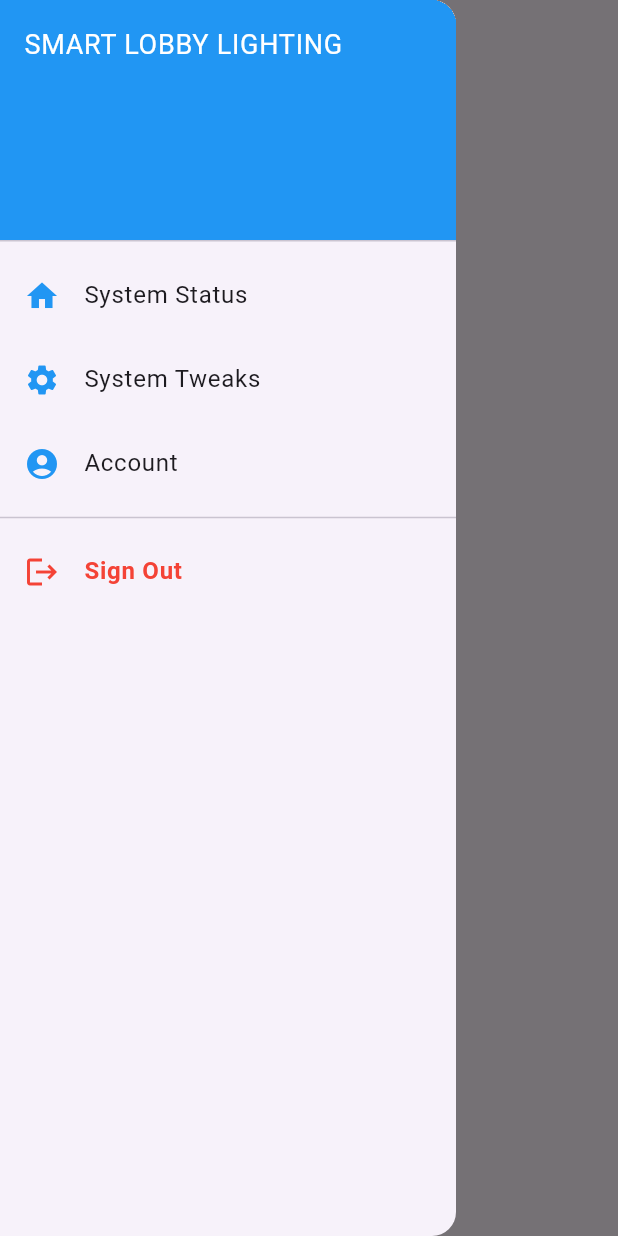
After one commit to ezzzep/SMART-LOBBY-LIGHTING, a Flutter app: the SystemTweaks screen opened directly, after a tap on the "menu" icon, on a phone screen of 412 x 824 dp. The commit adds this screen. Run offline on Flutter 3.47's test engine with Material 3 defaults, Android fonts, the light colour scheme and no system bars; our stand-ins replace firebase_auth, firebase_core, fluttertoast, google_fonts, lite_rolling_switch; accounts and stored records are empty; network calls fail.

Commit message:
System Tweaks screen added

```diff
--- a/lib/main.dart
+++ b/lib/main.dart
@@ -4,7 +4,6 @@ import 'package:flutter/material.dart';
 import 'package:smart_lighting/firebase_options.dart';
 import 'package:smart_lighting/screens/login/login_screen.dart';
 import 'package:smart_lighting/screens/dashboard/dashboard_screen.dart';
-
 
 Future<void> main() async {
   WidgetsFlutterBinding.ensureInitialized();
@@ -17,7 +16,7 @@ Future<void> main() async {
 }
 
 class MyApp extends StatelessWidget {
-  const MyApp({Key? key}) : super(key: key);
+  const MyApp({super.key});
 
   @override
   Widget build(BuildContext context) {
@@ -29,6 +28,8 @@ class MyApp extends StatelessWidget {
 }
 
 class AuthWrapper extends StatelessWidget {
+  const AuthWrapper({super.key});
+
   @override
   Widget build(BuildContext context) {
     return StreamBuilder<User?>(
@@ -47,7 +48,7 @@ class AuthWrapper extends StatelessWidget {
             return const Home();
           } else {
             // Email is not verified, go to VerifyEmailScreen
-            return Home();//VerifyEmailScreen(email: user.email!);
+            return Home(); //VerifyEmailScreen(email: user.email!);
           }
         } else {
           // User is not signed in, go to Login screen
--- /dev/null
+++ b/lib/screens/systemTweaks/system_tweaks_screen.dart
@@ -0,0 +1,82 @@
+import 'package:flutter/material.dart';
+import 'package:smart_lighting/services/service.dart';
+import 'package:smart_lighting/screens/dashboard/dashboard_screen.dart'; // Import Home screen
+
+class SystemTweaks extends StatelessWidget {
+  const SystemTweaks({super.key});
+
+  @override
+  Widget build(BuildContext context) {
+    return Scaffold(
+      appBar: AppBar(
+        title: const Text('System Tweaks'),
+        automaticallyImplyLeading: false, // Removes back button
+        leading: Builder(
+          builder: (context) {
+            return IconButton(
+              icon: const Icon(Icons.menu),
+              onPressed: () {
+                Scaffold.of(context).openDrawer();
+              },
+            );
+          },
+        ),
+      ),
+      drawer: _buildDrawer(context), // Add Drawer here
+    );
+  }
+
+  Widget _buildDrawer(BuildContext context) {
+    return Drawer(
+      child: ListView(
+        padding: EdgeInsets.zero,
+        children: [
+          const DrawerHeader(
+            decoration: BoxDecoration(color: Colors.blue),
+            child: Text(
+              'SMART LOBBY LIGHTING',
+              style: TextStyle(color: Colors.white, fontSize: 18),
+            ),
+          ),
+          _buildDrawerItem(Icons.home, 'System Status', context, const Home()),
+          _buildDrawerItem(Icons.settings, 'System Tweaks', context, null),
+          _buildDrawerItem(Icons.account_circle, 'Account', context, null),
+          const Divider(),
+          ListTile(
+            leading: const Icon(Icons.logout, color: Colors.red),
+            title: const Text(
+              'Sign Out',
+              style: TextStyle(fontWeight: FontWeight.bold, color: Colors.red),
+            ),
+            onTap: () async {
+              await AuthService().signout(context: context);
+              Navigator.pushAndRemoveUntil(
+                context,
+                MaterialPageRoute(
+                    builder: (context) => const Home()), // Navigate to Home
+                (route) => false, // Remove all previous routes from stack
+              );
+            },
+          ),
+        ],
+      ),
+    );
+  }
+
+  Widget _buildDrawerItem(
+      IconData icon, String title, BuildContext context, Widget? screen) {
+    return ListTile(
+      leading: Icon(icon, color: Colors.blue),
+      title: Text(title),
+      onTap: () {
+        Navigator.pop(context); // Close drawer
+        if (screen != null) {
+          Navigator.pushReplacement(
+            context,
+            MaterialPageRoute(builder: (context) => screen),
+          );
+        }
+      },
+    );
+  }
+}
```
Also changed, not shown: lib/screens/dashboard/dashboard_screen.dart (+14 -5 lines), 1 other file.
